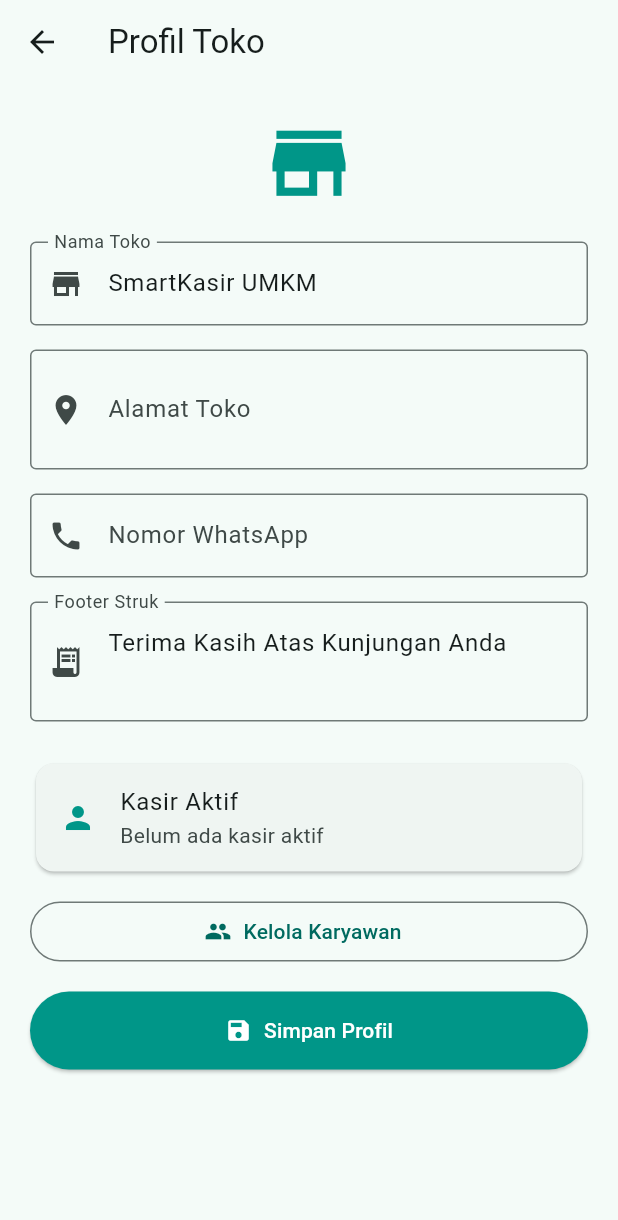
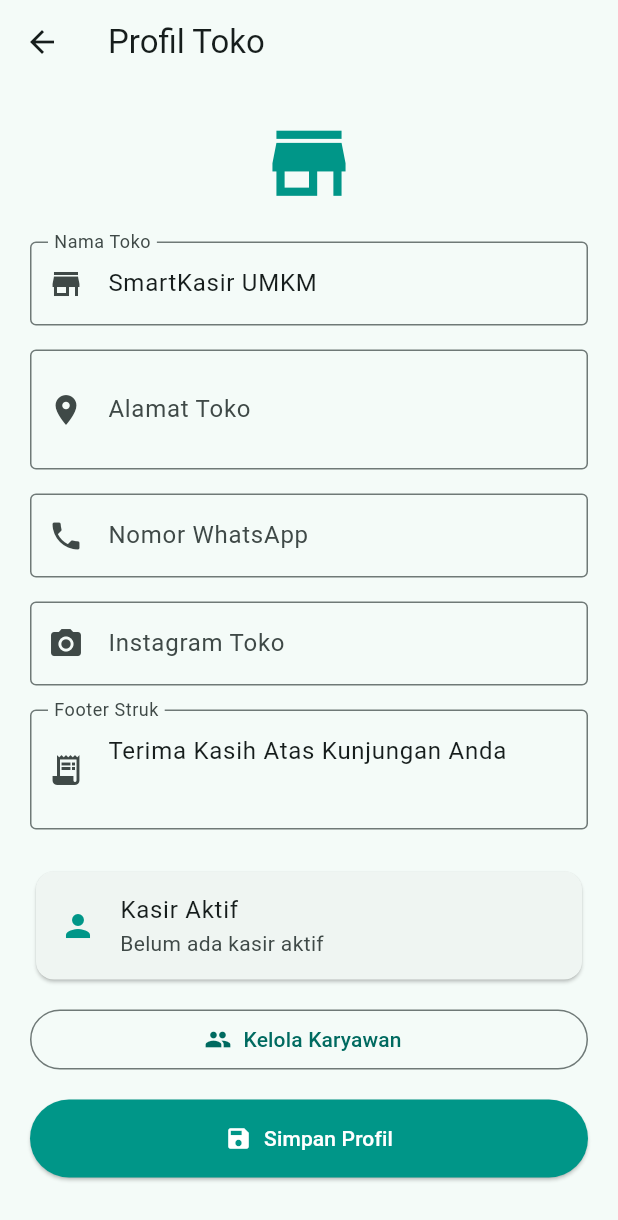
Before and after one commit to pasaribubarita9-commits/smartkasir_app-E030424010-Barita_Hasiholan_Pasaribu, a Flutter app: the ProfilTokoPage screen opened directly, on a phone screen of 412 x 824 dp. Shown: the top 1220 px of the screen. Run offline on Flutter 3.47's test engine with Material 3 defaults, Android fonts, the phone set to English and light mode, and no system bars; our stand-ins replace shared_preferences, sqflite, sqflite_common_ffi_web; accounts and stored records are empty; network calls fail.

Commit message:
feat(m12): employee master crud, active cashier selector, and shared preferences store profile

```diff
--- a/lib/pages/profil_toko_page.dart
+++ b/lib/pages/profil_toko_page.dart
@@ -17,6 +17,7 @@ class _ProfilTokoPageState extends State<ProfilTokoPage> {
   final _alamatCtrl = TextEditingController();
   final _waCtrl = TextEditingController();
   final _footerCtrl = TextEditingController();
+  final _instagramCtrl = TextEditingController();
 
   String? _namaKasirAktif;
 
@@ -37,6 +38,7 @@ class _ProfilTokoPageState extends State<ProfilTokoPage> {
       _waCtrl.text = prefs.getString('kontak_wa') ?? '';
       _footerCtrl.text =
           prefs.getString('footer_struk') ?? 'Terima Kasih Atas Kunjungan Anda';
+      _instagramCtrl.text = prefs.getString('ig_toko') ?? '';
       _namaKasirAktif = prefs.getString('active_karyawan_nama');
     });
   }
@@ -50,6 +52,7 @@ class _ProfilTokoPageState extends State<ProfilTokoPage> {
     await prefs.setString('alamat_toko', _alamatCtrl.text.trim());
     await prefs.setString('kontak_wa', _waCtrl.text.trim());
     await prefs.setString('footer_struk', _footerCtrl.text.trim());
+    await prefs.setString('ig_toko', _instagramCtrl.text.trim());
 
     if (!mounted) return;
 
@@ -76,6 +79,7 @@ class _ProfilTokoPageState extends State<ProfilTokoPage> {
     _alamatCtrl.dispose();
     _waCtrl.dispose();
     _footerCtrl.dispose();
+    _instagramCtrl.dispose();
     super.dispose();
   }
 
@@ -139,6 +143,18 @@ class _ProfilTokoPageState extends State<ProfilTokoPage> {
               ),
 
               const SizedBox(height: 16),
+              TextFormField(
+                controller: _instagramCtrl,
+                keyboardType: TextInputType.text,
+                decoration: const InputDecoration(
+                  labelText: 'Instagram Toko',
+                  hintText: '@namatoko',
+                  prefixIcon: Icon(Icons.camera_alt),
+                  border: OutlineInputBorder(),
+                ),
+              ),
+
+              const SizedBox(height: 16),
 
               TextFormField(
                 controller: _footerCtrl,
```
Also changed, not shown: lib/pages/form_karyawan_page.dart (+9 -6 lines), lib/pages/kelola_karyawan_page.dart (+39 -1 lines).
